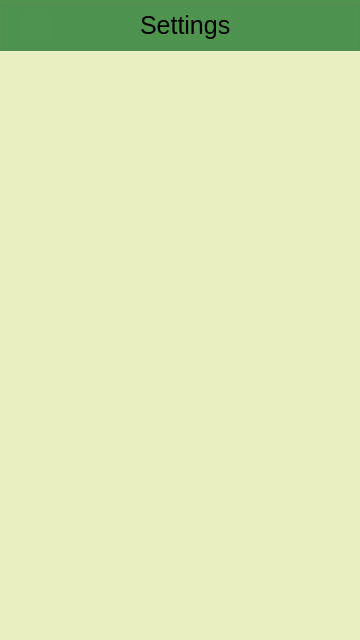
oleksandrhf/GoHabit, file menu.ui: the form before one commit.
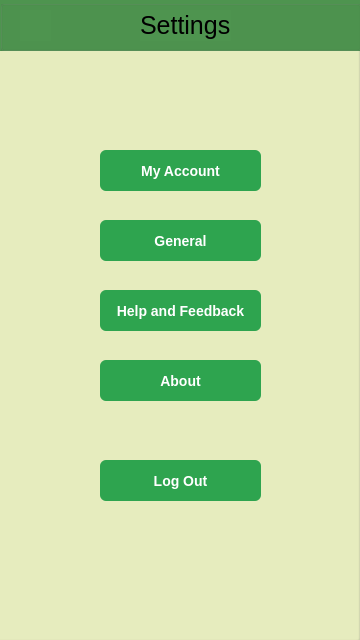
The form after the commit. The open tabs and pages were chosen to show the change. Icons and pictures are not drawn.

The edit to the form file:
```diff
--- a/menu.ui
+++ b/menu.ui
@@ -1034,6 +1034,256 @@
      <zorder>label_21</zorder>
      <zorder>backSettings</zorder>
     </widget>
+    <widget class="QGroupBox" name="groupBox_10">
+     <property name="geometry">
+      <rect>
+       <x>-10</x>
+       <y>40</y>
+       <width>370</width>
+       <height>601</height>
+      </rect>
+     </property>
+     <property name="title">
+      <string/>
+     </property>
+     <widget class="QPushButton" name="pushButton_2">
+      <property name="geometry">
+       <rect>
+        <x>110</x>
+        <y>110</y>
+        <width>161</width>
+        <height>41</height>
+       </rect>
+      </property>
+      <property name="styleSheet">
+       <string notr="true">
+/* CSS */
+QPushButton {
+  background-color: #2ea44f;
+  border: 1px solid rgba(27, 31, 35, .15);
+  border-radius: 6px;
+  color: #fff;
+  font-family: -apple-system,system-ui,&quot;Segoe UI&quot;,Helvetica,Arial,sans-serif,&quot;Apple Color Emoji&quot;,&quot;Segoe UI Emoji&quot;;
+  font-size: 14px;
+  font-weight: 600;
+  line-height: 20px;
+  padding: 6px 16px;
+  position: relative;
+  text-align: center;
+  text-decoration: none;
+  vertical-align: middle;
+  white-space: nowrap;
+}
+
+QPushButton:hover {
+  background-color: #2c974b;
+}
+
+QPushButton:disabled {
+  background-color: #94d3a2;
+  border-color: rgba(27, 31, 35, .1);
+  color: rgba(255, 255, 255, .8);
+}
+
+.QPushButton:active {
+  background-color: #298e46;
+}</string>
+      </property>
+      <property name="text">
+       <string>My Account</string>
+      </property>
+     </widget>
+     <widget class="QPushButton" name="pushButton_3">
+      <property name="geometry">
+       <rect>
+        <x>110</x>
+        <y>180</y>
+        <width>161</width>
+        <height>41</height>
+       </rect>
+      </property>
+      <property name="styleSheet">
+       <string notr="true">
+/* CSS */
+QPushButton {
+  background-color: #2ea44f;
+  border: 1px solid rgba(27, 31, 35, .15);
+  border-radius: 6px;
+  color: #fff;
+  font-family: -apple-system,system-ui,&quot;Segoe UI&quot;,Helvetica,Arial,sans-serif,&quot;Apple Color Emoji&quot;,&quot;Segoe UI Emoji&quot;;
+  font-size: 14px;
+  font-weight: 600;
+  line-height: 20px;
+  padding: 6px 16px;
+  position: relative;
+  text-align: center;
+  text-decoration: none;
+  vertical-align: middle;
+  white-space: nowrap;
+}
+
+QPushButton:hover {
+  background-color: #2c974b;
+}
+
+QPushButton:disabled {
+  background-color: #94d3a2;
+  border-color: rgba(27, 31, 35, .1);
+  color: rgba(255, 255, 255, .8);
+}
+
+.QPushButton:active {
+  background-color: #298e46;
+}</string>
+      </property>
+      <property name="text">
+       <string>General</string>
+      </property>
+     </widget>
+     <widget class="QPushButton" name="pushButton_6">
+      <property name="geometry">
+       <rect>
+        <x>110</x>
+        <y>250</y>
+        <width>161</width>
+        <height>41</height>
+       </rect>
+      </property>
+      <property name="styleSheet">
+       <string notr="true">
+/* CSS */
+QPushButton {
+  background-color: #2ea44f;
+  border: 1px solid rgba(27, 31, 35, .15);
+  border-radius: 6px;
+  color: #fff;
+  font-family: -apple-system,system-ui,&quot;Segoe UI&quot;,Helvetica,Arial,sans-serif,&quot;Apple Color Emoji&quot;,&quot;Segoe UI Emoji&quot;;
+  font-size: 14px;
+  font-weight: 600;
+  line-height: 20px;
+  padding: 6px 16px;
+  position: relative;
+  text-align: center;
+  text-decoration: none;
+  vertical-align: middle;
+  white-space: nowrap;
+}
+
+QPushButton:hover {
+  background-color: #2c974b;
+}
+
+QPushButton:disabled {
+  background-color: #94d3a2;
+  border-color: rgba(27, 31, 35, .1);
+  color: rgba(255, 255, 255, .8);
+}
+
+.QPushButton:active {
+  background-color: #298e46;
+}</string>
+      </property>
+      <property name="text">
+       <string>Help and Feedback</string>
+      </property>
+     </widget>
+     <widget class="QPushButton" name="pushButton_7">
+      <property name="geometry">
+       <rect>
+        <x>110</x>
+        <y>320</y>
+        <width>161</width>
+        <height>41</height>
+       </rect>
+      </property>
+      <property name="styleSheet">
+       <string notr="true">
+/* CSS */
+QPushButton {
+  background-color: #2ea44f;
+  border: 1px solid rgba(27, 31, 35, .15);
+  border-radius: 6px;
+  color: #fff;
+  font-family: -apple-system,system-ui,&quot;Segoe UI&quot;,Helvetica,Arial,sans-serif,&quot;Apple Color Emoji&quot;,&quot;Segoe UI Emoji&quot;;
+  font-size: 14px;
+  font-weight: 600;
+  line-height: 20px;
+  padding: 6px 16px;
+  position: relative;
+  text-align: center;
+  text-decoration: none;
+  vertical-align: middle;
+  white-space: nowrap;
+}
+
+QPushButton:hover {
+  background-color: #2c974b;
+}
+
+QPushButton:disabled {
+  background-color: #94d3a2;
+  border-color: rgba(27, 31, 35, .1);
+  color: rgba(255, 255, 255, .8);
+}
+
+.QPushButton:active {
+  background-color: #298e46;
+}</string>
+      </property>
+      <property name="text">
+       <string>About</string>
+      </property>
+     </widget>
+     <widget class="QPushButton" name="pushButton_8">
+      <property name="geometry">
+       <rect>
+        <x>110</x>
+        <y>420</y>
+        <width>161</width>
+        <height>41</height>
+       </rect>
+      </property>
+      <property name="styleSheet">
+       <string notr="true">
+/* CSS */
+QPushButton {
+  background-color: #2ea44f;
+  border: 1px solid rgba(27, 31, 35, .15);
+  border-radius: 6px;
+  color: #fff;
+  font-family: -apple-system,system-ui,&quot;Segoe UI&quot;,Helvetica,Arial,sans-serif,&quot;Apple Color Emoji&quot;,&quot;Segoe UI Emoji&quot;;
+  font-size: 14px;
+  font-weight: 600;
+  line-height: 20px;
+  padding: 6px 16px;
+  position: relative;
+  text-align: center;
+  text-decoration: none;
+  vertical-align: middle;
+  white-space: nowrap;
+}
+
+QPushButton:hover {
+  background-color: #2c974b;
+}
+
+QPushButton:disabled {
+  background-color: #94d3a2;
+  border-color: rgba(27, 31, 35, .1);
+  color: rgba(255, 255, 255, .8);
+}
+
+.QPushButton:active {
+  background-color: #298e46;
+}</string>
+      </property>
+      <property name="text">
+       <string>Log Out</string>
+      </property>
+     </widget>
+    </widget>
+    <zorder>groupBox_10</zorder>
+    <zorder>groupBox_5</zorder>
    </widget>
   </widget>
  </widget>
```
Left out of the diff: 14 changed lines with no effect on the pictures.
